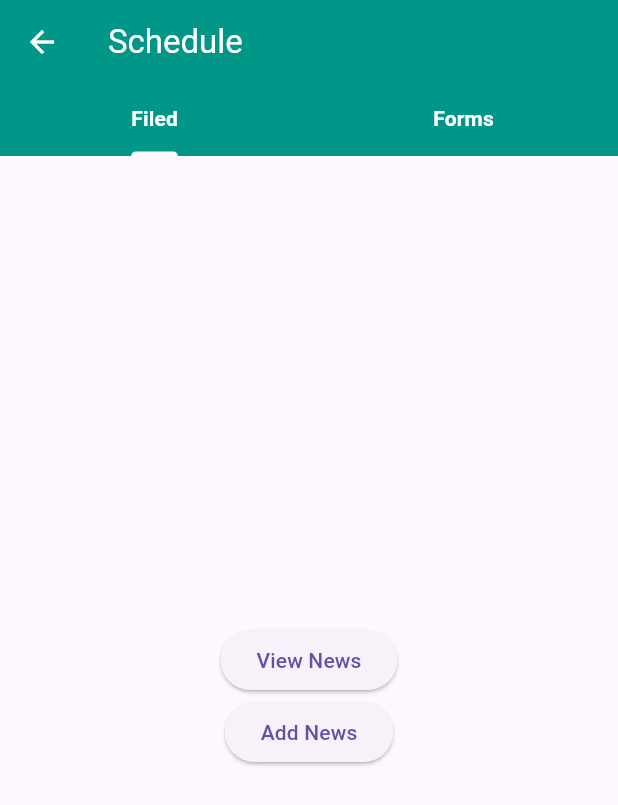
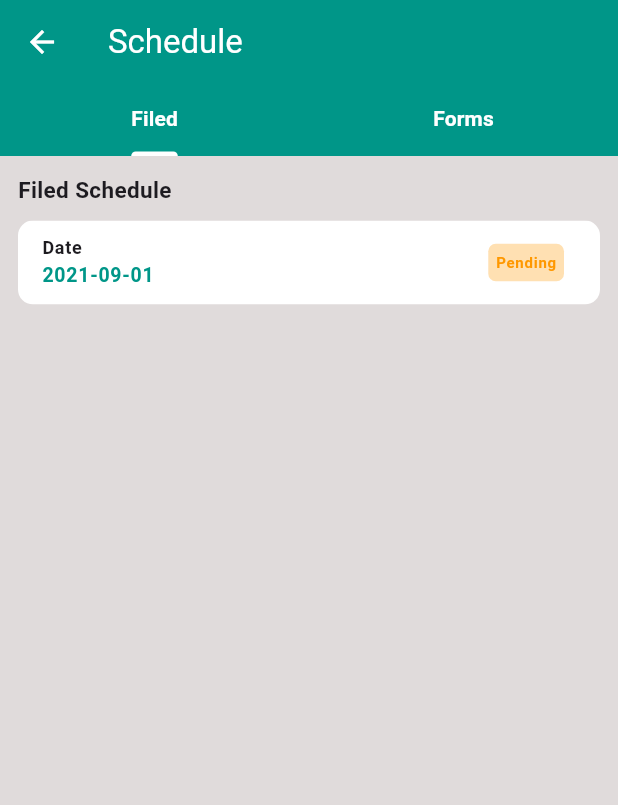
Before and after one commit to arjaymangubat1104/FlutterHRPortal, a Flutter app: the SchedulePage screen opened by its route, on a phone screen of 412 x 824 dp. Shown: the top 805 px of the screen. Run offline on Flutter 3.47's test engine with Material 3 defaults, Android fonts, the phone set to English and light mode, and no system bars; our stand-ins replace cloud_firestore, firebase_auth, firebase_core, loading_indicator, table_calendar; missing offline and left inert: timeline_list; accounts and stored records are empty.

Commit message:
Update schedule page
-edit design body of tab filed tab

```diff
--- a/lib/views/button_page/schedule_page.dart
+++ b/lib/views/button_page/schedule_page.dart
@@ -1,5 +1,6 @@
 import 'package:flutter/material.dart';
 import 'package:flutter_attendance_system/viewmodel/theme_view_model.dart';
+import 'package:flutter_attendance_system/widgets/filed_schdule_tile.dart';
 import 'package:provider/provider.dart';
 
 class SchedulePage extends StatefulWidget {
@@ -67,23 +68,36 @@ class _SchedulePageState extends State<SchedulePage>
       body: TabBarView(
         controller: _tabController,
         children: [
-          Center(
-            child: Column(
-              mainAxisAlignment: MainAxisAlignment.center,
-              children: [
-                ElevatedButton(
-                  onPressed: () {
-                    // Add your code here
-                  },
-                  child: Text('View News'),
-                ),
-                ElevatedButton(
-                  onPressed: () {
-                    // Add your code here
-                  },
-                  child: Text('Add News'),
-                ),
-              ],
+          Container(
+            color: themeViewModel.currentTheme.pageBackgroundColor,
+            child: Padding(
+              padding: const EdgeInsets.all(12.0),
+              child: Column(
+                children: [
+                  Row(
+                    mainAxisAlignment: MainAxisAlignment.start,
+                    children: [
+                      Text(
+                        'Filed Schedule',
+                        style: TextStyle(
+                          fontSize: 15,
+                          fontWeight: FontWeight.bold,
+                        ),
+                      ),
+                    ],
+                  ),
+                  ListView.builder(
+                    shrinkWrap: true,
+                    itemCount: 1,
+                    itemBuilder: (context, index) {
+                      return FilesSchduleTile(
+                        date: '2021-09-01',
+                        statusMessage: 'Pending',
+                      );
+                    },
+                  ),
+                ],
+              ),
             ),
           ),
           Center(
--- /dev/null
+++ b/lib/widgets/filed_schdule_tile.dart
@@ -0,0 +1,95 @@
+import 'package:flutter/material.dart';
+import 'package:flutter_attendance_system/viewmodel/theme_view_model.dart';
+import 'package:provider/provider.dart';
+
+class FilesSchduleTile extends StatelessWidget {
+  final String date;
+  final String statusMessage;
+  const FilesSchduleTile({
+    super.key,
+    required this.date,
+    required this.statusMessage,
+  });
+
+  @override
+  Widget build(BuildContext context) {
+    final themeViewModel = Provider.of<ThemeViewModel>(context);
+
+    Color changeBackgroundColor(String value) {
+      switch (value) {
+        case 'Pending':
+          return Colors.orange[100]!;
+        case 'Approved':
+          return Colors.green[100]!;
+        case 'Rejected':
+          return Colors.red[100]!;
+        default:
+          return Colors.grey; // Default color
+      }
+    }
+
+    Color changeTextColor(String value) {
+      switch (value) {
+        case 'Pending':
+          return Colors.orange;
+        case 'Approved':
+          return Colors.green;
+        case 'Rejected':
+          return Colors.red;
+        default:
+          return Colors.grey; // Default color
+      }
+    }
+
+    return Padding(
+      padding: const EdgeInsets.only(top: 10),
+      child: ClipRRect(
+        borderRadius: BorderRadius.circular(10),
+        child: Material(
+          color: themeViewModel.currentTheme.backgroundColor,
+          child: ListTile(
+            title: Column(
+              crossAxisAlignment: CrossAxisAlignment.start,
+              children: [
+                Text(
+                  'Date',
+                  style: TextStyle(
+                    fontSize: 12,
+                    fontWeight: FontWeight.bold,
+                  ),
+                ),
+                Text(
+                  date,
+                  style: TextStyle(
+                    color: themeViewModel.currentTheme.themeColor,
+                    fontSize: 13,
+                    fontWeight: FontWeight.bold,
+                  ),
+                ),
+              ],
+            ),
+            trailing: Container(
+              padding: EdgeInsets.all(5),
+              decoration: BoxDecoration(
+                borderRadius: BorderRadius.circular(5),
+                color: changeBackgroundColor(
+                  statusMessage,
+                ),
+              ),
+              child: Text(
+                statusMessage,
+                style: TextStyle(
+                  color: changeTextColor(
+                    statusMessage,
+                  ),
+                  fontSize: 10,
+                  fontWeight: FontWeight.bold,
+                ),
+              ),
+            ),
+          ),
+        ),
+      ),
+    );
+  }
+}
```
